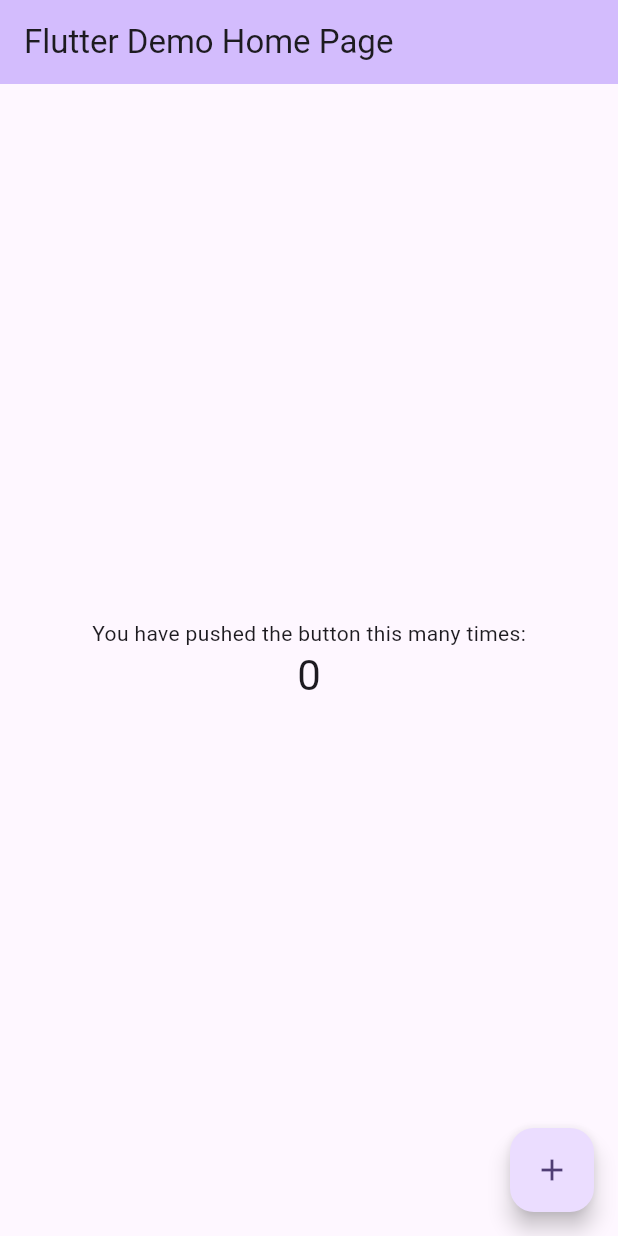
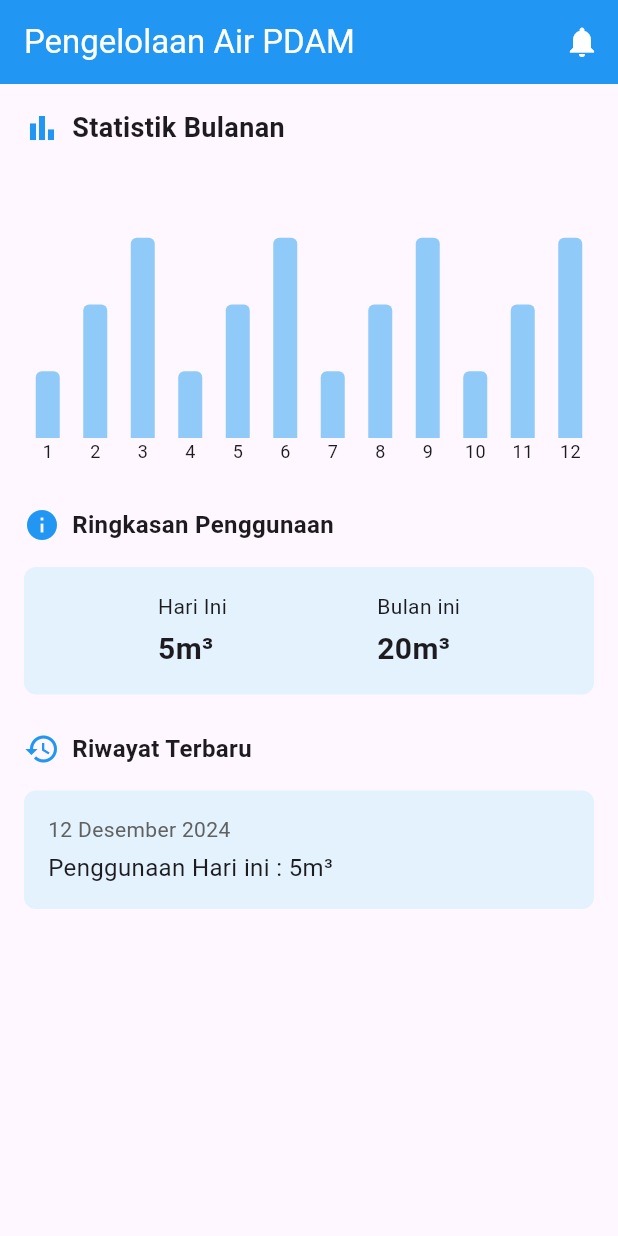
Before and after one commit to mochiqbalfirmansyah/skripsi_project, a Flutter app: the screen it shows after launch, on a phone screen of 412 x 824 dp. Run offline on Flutter 3.47's test engine with Material 3 defaults, Android fonts, the phone set to English and light mode, and no system bars; drawn by our look-alikes of fl_chart; our stand-ins replace go_router.

Commit message:
add homepage, add route, add splashscreen

```diff
--- a/lib/main.dart
+++ b/lib/main.dart
@@ -1,125 +1,16 @@
 import 'package:flutter/material.dart';
+import 'package:skripsi_project/route/route.dart';
 
 void main() {
-  runApp(const MyApp());
+  runApp(MyApp());
 }
 
 class MyApp extends StatelessWidget {
-  const MyApp({super.key});
-
-  // This widget is the root of your application.
   @override
   Widget build(BuildContext context) {
-    return MaterialApp(
-      title: 'Flutter Demo',
-      theme: ThemeData(
-        // This is the theme of your application.
-        //
-        // TRY THIS: Try running your application with "flutter run". You'll see
-        // the application has a purple toolbar. Then, without quitting the app,
-        // try changing the seedColor in the colorScheme below to Colors.green
-        // and then invoke "hot reload" (save your changes or press the "hot
-        // reload" button in a Flutter-supported IDE, or press "r" if you used
-        // the command line to start the app).
-        //
-        // Notice that the counter didn't reset back to zero; the application
-        // state is not lost during the reload. To reset the state, use hot
-        // restart instead.
-        //
-        // This works for code too, not just values: Most code changes can be
-        // tested with just a hot reload.
-        colorScheme: ColorScheme.fromSeed(seedColor: Colors.deepPurple),
-        useMaterial3: true,
-      ),
-      home: const MyHomePage(title: 'Flutter Demo Home Page'),
+    return MaterialApp.router(
+      debugShowCheckedModeBanner: false,
+      routerConfig: AppRouter.router,
     );
   }
 }
-
-class MyHomePage extends StatefulWidget {
-  const MyHomePage({super.key, required this.title});
-
-  // This widget is the home page of your application. It is stateful, meaning
-  // that it has a State object (defined below) that contains fields that affect
-  // how it looks.
-
-  // This class is the configuration for the state. It holds the values (in this
-  // case the title) provided by the parent (in this case the App widget) and
-  // used by the build method of the State. Fields in a Widget subclass are
-  // always marked "final".
-
-  final String title;
-
-  @override
-  State<MyHomePage> createState() => _MyHomePageState();
-}
-
-class _MyHomePageState extends State<MyHomePage> {
-  int _counter = 0;
-
-  void _incrementCounter() {
-    setState(() {
-      // This call to setState tells the Flutter framework that something has
-      // changed in this State, which causes it to rerun the build method below
-      // so that the display can reflect the updated values. If we changed
-      // _counter without calling setState(), then the build method would not be
-      // called again, and so nothing would appear to happen.
-      _counter++;
-    });
-  }
-
-  @override
-  Widget build(BuildContext context) {
-    // This method is rerun every time setState is called, for instance as done
-    // by the _incrementCounter method above.
-    //
-    // The Flutter framework has been optimized to make rerunning build methods
-    // fast, so that you can just rebuild anything that needs updating rather
-    // than having to individually change instances of widgets.
-    return Scaffold(
-      appBar: AppBar(
-        // TRY THIS: Try changing the color here to a specific color (to
-        // Colors.amber, perhaps?) and trigger a hot reload to see the AppBar
-        // change color while the other colors stay the same.
-        backgroundColor: Theme.of(context).colorScheme.inversePrimary,
-        // Here we take the value from the MyHomePage object that was created by
-        // the App.build method, and use it to set our appbar title.
-        title: Text(widget.title),
-      ),
-      body: Center(
-        // Center is a layout widget. It takes a single child and positions it
-        // in the middle of the parent.
-        child: Column(
-          // Column is also a layout widget. It takes a list of children and
-          // arranges them vertically. By default, it sizes itself to fit its
-          // children horizontally, and tries to be as tall as its parent.
-          //
-          // Column has various properties to control how it sizes itself and
-          // how it positions its children. Here we use mainAxisAlignment to
-          // center the children vertically; the main axis here is the vertical
-          // axis because Columns are vertical (the cross axis would be
-          // horizontal).
-          //
-          // TRY THIS: Invoke "debug painting" (choose the "Toggle Debug Paint"
-          // action in the IDE, or press "p" in the console), to see the
-          // wireframe for each widget.
-          mainAxisAlignment: MainAxisAlignment.center,
-          children: <Widget>[
-            const Text(
-              'You have pushed the button this many times:',
-            ),
-            Text(
-              '$_counter',
-              style: Theme.of(context).textTheme.headlineMedium,
-            ),
-          ],
-        ),
-      ),
-      floatingActionButton: FloatingActionButton(
-        onPressed: _incrementCounter,
-        tooltip: 'Increment',
-        child: const Icon(Icons.add),
-      ), // This trailing comma makes auto-formatting nicer for build methods.
-    );
-  }
-}
--- /dev/null
+++ b/lib/route/route.dart
@@ -0,0 +1,25 @@
+import 'package:flutter/material.dart';
+import 'package:go_router/go_router.dart';
+import 'package:skripsi_project/view/homeView.dart';
+import 'package:skripsi_project/view/riwayatPenggunaanView.dart';
+import 'package:skripsi_project/view/splashscreenView.dart';
+
+class AppRouter {
+  static final router = GoRouter(
+    initialLocation: '/',
+    routes: [
+      GoRoute(
+        path: '/',
+        builder: (context, state) => SplashScreen(),
+      ),
+      GoRoute(
+        path: '/home',
+        builder: (context, state) => HomeScreen(),
+      ),
+      GoRoute(
+        path: '/riwayat',
+        builder: (context, state) => RiwayatView(),
+      ),
+    ],
+  );
+}
--- a/lib/view/homeView.dart
+++ b/lib/view/homeView.dart
@@ -0,0 +1,232 @@
+import 'package:flutter/material.dart';
+import 'package:fl_chart/fl_chart.dart';
+
+class HomeScreen extends StatelessWidget {
+  const HomeScreen({Key? key}) : super(key: key);
+
+  @override
+  Widget build(BuildContext context) {
+    return Scaffold(
+      appBar: AppBar(
+        title: const Text(
+          'Pengelolaan Air PDAM',
+          style: TextStyle(color: Colors.white),
+        ),
+        backgroundColor: Colors.blue,
+        actions: [
+          IconButton(
+            icon: const Icon(Icons.notifications, color: Colors.white),
+            onPressed: () {},
+          ),
+        ],
+      ),
+      body: SingleChildScrollView(
+        child: Padding(
+          padding: const EdgeInsets.all(16.0),
+          child: Column(
+            crossAxisAlignment: CrossAxisAlignment.start,
+            children: [
+              // Statistik Bulanan Section
+              Row(
+                children: const [
+                  Icon(
+                    Icons.bar_chart, // Ikon untuk Statistik Bulanan
+                    color: Colors.blue,
+                    size: 24,
+                  ),
+                  SizedBox(width: 8), // Jarak antara ikon dan teks
+                  Text(
+                    'Statistik Bulanan',
+                    style: TextStyle(
+                      fontSize: 18,
+                      fontWeight: FontWeight.bold,
+                    ),
+                  ),
+                ],
+              ),
+
+              const SizedBox(height: 16),
+              SizedBox(
+                height: 200,
+                child: BarChart(
+                  BarChartData(
+                    alignment: BarChartAlignment.spaceAround,
+                    maxY: 20,
+                    barTouchData: BarTouchData(enabled: false),
+                    titlesData: FlTitlesData(
+                      show: true,
+                      bottomTitles: AxisTitles(
+                        sideTitles: SideTitles(
+                          showTitles: true,
+                          getTitlesWidget: (value, meta) {
+                            return Text(
+                              value.toInt().toString(),
+                              style: const TextStyle(fontSize: 12),
+                            );
+                          },
+                        ),
+                      ),
+                      leftTitles: const AxisTitles(
+                        sideTitles: SideTitles(showTitles: false),
+                      ),
+                      rightTitles: const AxisTitles(
+                        sideTitles: SideTitles(showTitles: false),
+                      ),
+                      topTitles: const AxisTitles(
+                        sideTitles: SideTitles(showTitles: false),
+                      ),
+                    ),
+                    gridData: const FlGridData(show: false),
+                    borderData: FlBorderData(show: false),
+                    barGroups: List.generate(
+                      12,
+                      (index) => BarChartGroupData(
+                        x: index + 1,
+                        barRods: [
+                          BarChartRodData(
+                            toY: (index % 3 + 1) * 5.0,
+                            color: Colors.blue.shade200,
+                            width: 16,
+                            borderRadius: const BorderRadius.vertical(
+                              top: Radius.circular(4),
+                            ),
+                          ),
+                        ],
+                      ),
+                    ),
+                  ),
+                ),
+              ),
+              const SizedBox(height: 24),
+
+              // Ringkasan Penggunaan Section
+              Column(
+                crossAxisAlignment: CrossAxisAlignment.start,
+                children: [
+                  const Row(
+                    children: [
+                      Icon(
+                        Icons.info, // Ganti dengan ikon yang diinginkan
+                        color: Colors.blue,
+                        size: 24,
+                      ),
+                      SizedBox(
+                          width:
+                              8), // Memberikan sedikit jarak antara ikon dan teks
+                      Text(
+                        'Ringkasan Penggunaan',
+                        style: TextStyle(
+                          fontSize: 16,
+                          fontWeight: FontWeight.bold,
+                        ),
+                      ),
+                    ],
+                  ),
+                  const SizedBox(height: 16),
+                  Container(
+                    padding: const EdgeInsets.all(16),
+                    decoration: BoxDecoration(
+                      color: Colors.blue.shade50,
+                      borderRadius: BorderRadius.circular(8),
+                    ),
+                    child: const Row(
+                      mainAxisAlignment: MainAxisAlignment.center,
+                      children: [
+                        Column(
+                          crossAxisAlignment: CrossAxisAlignment.start,
+                          children: [
+                            Text('Hari Ini'),
+                            SizedBox(height: 4),
+                            Text(
+                              '5m³',
+                              style: TextStyle(
+                                fontSize: 20,
+                                fontWeight: FontWeight.bold,
+                              ),
+                            ),
+                          ],
+                        ),
+                        SizedBox(
+                          width: 100,
+                        ),
+                        Column(
+                          crossAxisAlignment: CrossAxisAlignment.start,
+                          children: [
+                            Text('Bulan ini'),
+                            SizedBox(height: 4),
+                            Text(
+                              '20m³',
+                              style: TextStyle(
+                                fontSize: 20,
+                                fontWeight: FontWeight.bold,
+                              ),
+                            ),
+                          ],
+                        ),
+                      ],
+                    ),
+                  ),
+                ],
+              ),
+
+              const SizedBox(height: 24),
+
+              // Riwayat Terbaru Section
+              Column(
+                crossAxisAlignment: CrossAxisAlignment.start,
+                children: [
+                  const Row(
+                    children: [
+                      Icon(
+                        Icons.history, // Ganti dengan ikon yang diinginkan
+                        color: Colors.blue,
+                        size: 24,
+                      ),
+                      SizedBox(
+                          width:
+                              8), // Memberikan sedikit jarak antara ikon dan teks
+                      Text(
+                        'Riwayat Terbaru',
+                        style: TextStyle(
+                          fontSize: 16,
+                          fontWeight: FontWeight.bold,
+                        ),
+                      ),
+                    ],
+                  ),
+                  const SizedBox(height: 16),
+                  Container(
+                    padding: const EdgeInsets.all(16),
+                    width: double.infinity,
+                    decoration: BoxDecoration(
+                      color: Colors.blue.shade50,
+                      borderRadius: BorderRadius.circular(8),
+                    ),
+                    child: Column(
+                      crossAxisAlignment: CrossAxisAlignment.start,
+                      children: [
+                        Text(
+                          '12 Desember 2024',
+                          style: TextStyle(
+                            color: Colors.grey.shade700,
+                          ),
+                        ),
+                        const SizedBox(height: 4),
+                        const Text(
+                          'Penggunaan Hari ini : 5m³',
+                          style: TextStyle(
+                            fontSize: 16,
+                          ),
+                        ),
+                      ],
+                    ),
+                  ),
+                ],
+              )
+            ],
+          ),
+        ),
+      ),
+    );
+  }
+}
--- a/lib/view/riwayatPenggunaanView.dart
+++ b/lib/view/riwayatPenggunaanView.dart
@@ -0,0 +1,32 @@
+import 'package:flutter/material.dart';
+import 'package:go_router/go_router.dart';
+
+class RiwayatView extends StatelessWidget {
+  @override
+  Widget build(BuildContext context) {
+    return Scaffold(
+      appBar: AppBar(
+        title: Text('Riwayat'),
+        centerTitle: true,
+      ),
+      body: Center(
+        child: Column(
+          mainAxisAlignment: MainAxisAlignment.center,
+          children: [
+            Text(
+              'Welcome to the Home Screen',
+              style: TextStyle(fontSize: 20, fontWeight: FontWeight.bold),
+            ),
+            SizedBox(height: 20),
+            ElevatedButton(
+              onPressed: () {
+                context.go('/riwayat'); // Pindah ke halaman Riwayat
+              },
+              child: Text('Go to Riwayat'),
+            ),
+          ],
+        ),
+      ),
+    );
+  }
+}
--- a/lib/view/splashscreenView.dart
+++ b/lib/view/splashscreenView.dart
@@ -0,0 +1,32 @@
+import 'package:flutter/material.dart';
+import 'package:go_router/go_router.dart';
+
+class SplashScreen extends StatelessWidget {
+  @override
+  Widget build(BuildContext context) {
+    Future.delayed(Duration(seconds: 3), () {
+      context.go('/home'); // Pindah ke halaman Home setelah 3 detik
+    });
+
+    return Scaffold(
+      backgroundColor: Colors.blue,
+      body: Center(
+        child: Column(
+          mainAxisAlignment: MainAxisAlignment.center,
+          children: [
+            Icon(Icons.flash_on, size: 100, color: Colors.white),
+            SizedBox(height: 20),
+            Text(
+              'Pengelolaan Air Pdam',
+              style: TextStyle(
+                color: Colors.white,
+                fontSize: 24,
+                fontWeight: FontWeight.bold,
+              ),
+            ),
+          ],
+        ),
+      ),
+    );
+  }
+}
--- a/pubspec.yaml
+++ b/pubspec.yaml
@@ -14,6 +14,10 @@ dependencies:
     sdk: flutter
 
   cupertino_icons: ^1.0.6
+  go_router: ^14.6.2
+  fl_chart: ^0.65.0
+  infinite_scroll_pagination: ^4.0.0
+  intl: ^0.18.0
 
 dev_dependencies:
   flutter_test:
```
Also changed, not shown: pubspec.lock.
